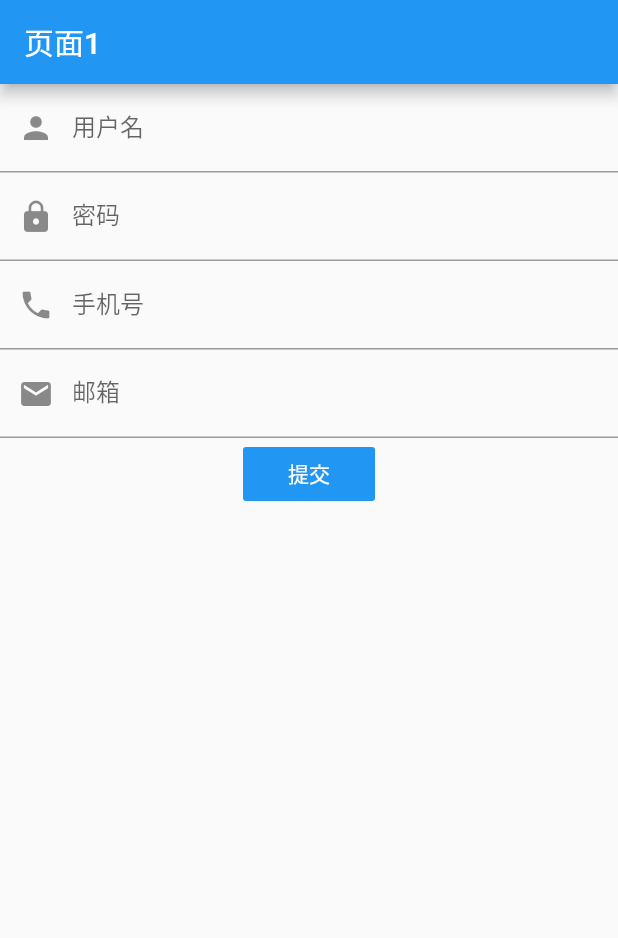
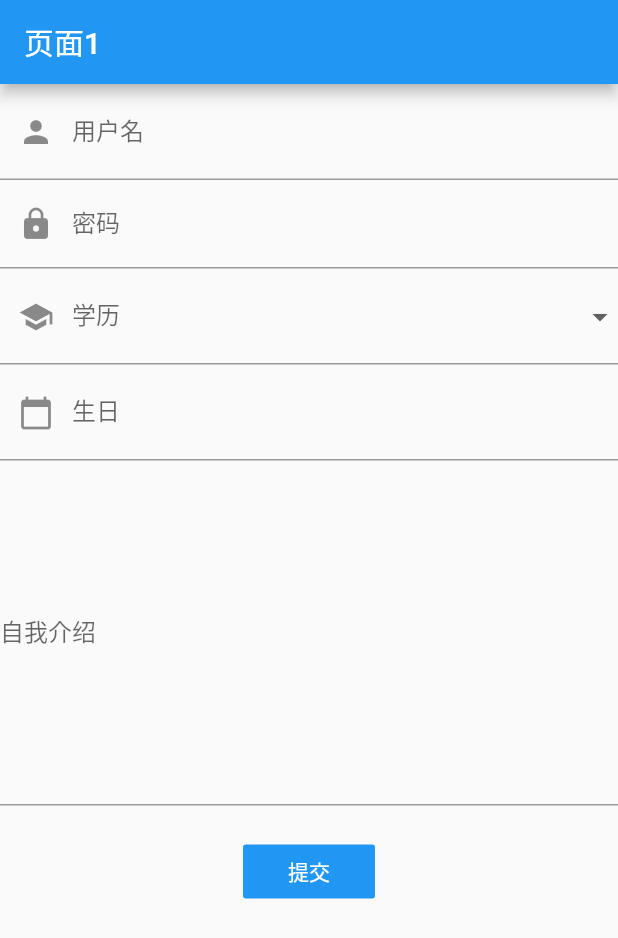
Before and after one commit to Anlans/two-days-flutter, a Flutter app: the screen it shows after launch, after a tap on "提交", on a phone screen of 412 x 824 dp. Shown: the top 938 px of the screen. Run offline on Flutter 3.47's test engine with Material 2 defaults, Android fonts, the phone set to English and light mode, and no system bars; our stand-ins replace flutter_hooks.

Commit message:
### 第十七课 表单--form的使用

```diff
--- a/lib/main.dart
+++ b/lib/main.dart
@@ -336,58 +336,128 @@ class App extends StatelessWidget {
   }
 }
 
+class UserData{
+  String username;
+  String password;
+  int edu;
+  String birth;
+  String intro;
+  @override
+  String toString() {
+    return '''
+username=$username
+password=$password
+edu=$edu
+birth=$birth
+intro=$intro
+''';
+  }
+}
 
 class Page1 extends HookWidget{
   @override
   Widget build(BuildContext context) {
-    var focusNode=FocusNode();
+    var formKey=GlobalKey();
+    var userData=UserData();
+    var edu=useState(null);
+
     return Scaffold(
       appBar: AppBar(title: Text('页面1')),
-      body: Column(
+      body: SingleChildScrollView(
+        child: Form(
+          key: formKey,
+          child: Column(
             children: [
-          TextField(
-            focusNode: focusNode,
+              TextFormField(
                 decoration: InputDecoration(
                   labelText: '用户名',
                   prefixIcon: Icon(Icons.person),
+                  hintText: '邮箱/手机/用户名',
                 ),
-            textInputAction: TextInputAction.next,
-            onEditingComplete: (){
-              focusNode.nextFocus();
+                // maxLength: 32,
+                onSaved: (val){
+                  userData.username=val;
                 },
               ),
-          TextField(
+              TextFormField(
                 decoration: InputDecoration(
                   labelText: '密码',
                   prefixIcon: Icon(Icons.lock),
                 ),
                 obscureText: true,
+                onSaved: (val) {
+                  userData.password=val;
+                },
               ),
-          TextField(
+              DropdownButtonFormField(
+                value: edu.value,
                 decoration: InputDecoration(
-              labelText: '手机号',
-              prefixIcon: Icon(Icons.phone),
+                  labelText: '学历',
+                  prefixIcon: Icon(Icons.school),
                 ),
-            keyboardType: TextInputType.phone,
+                items: [
+                  {'id': 1, 'title': '高中'},
+                  {'id': 2, 'title': '大学'},
+                  {'id': 3, 'title': '研究生'},
+                  {'id': 4, 'title': '博士生'},
+                ].map((item)=>DropdownMenuItem(
+                  value: item['id'],
+                  child: Text(item['title']),)).toList(),
+                onChanged: (value) {
+                  edu.value=value;
+                },
+                onSaved: (val){
+                  userData.edu=val;
+                },
               ),
-          TextField(
+
+              // InputDatePickerFormField(
+              //   firstDate: DateTime(2018, 5, 3, 0, 0, 0),
+              //   lastDate: DateTime(2019, 1, 5, 8, 0, 0),
+              // ),
+
+              TextFormField(
                 decoration: InputDecoration(
-              labelText: '邮箱',
-              prefixIcon: Icon(Icons.email),
+                  labelText: '生日',
+                  hintText: '年/月/日',
+                  prefixIcon: Icon(Icons.calendar_today),
                 ),
-            keyboardType: TextInputType.emailAddress,
+                keyboardType: TextInputType.datetime,
+                onSaved: (val) {
+                  userData.birth=val;
+                },
               ),
-          Container(
+              TextFormField(
+                decoration: InputDecoration(
+                  labelText: '自我介绍',
+                  hintText: '请简单描述自己',
+                ),
+                maxLines: 10,
+                onSaved: (val){
+                  userData.intro=val;
+                },
+              ),
+              Padding(
+                padding: EdgeInsets.only(top: 20),
                 child: FlatButton(
                   color: Colors.blue,
-              child: Text('提交', style: TextStyle(color: Colors.white),),
+                  child: Text('提交', style: TextStyle(color: Colors.white)),
                   onPressed: (){
+                    var state=formKey.currentState as FormState;
+                    //校验表单
+                    // state.validate();
 
+                    //保存表单
+                    print(userData);
+                    state.save();
+                    print(userData);
                   },
                 ),
               )
             ],
-      )
+          ),
+        ),
+      ),
     );
   }
 }
--- a/笔记.txt
+++ b/笔记.txt
@@ -766,8 +766,20 @@ TextField(
 
 --------------------------------
 ### 第十七课
-表单 form使用
+表单--form使用
 
+TextFormField
+
+Form(
+  key:
+  child: Column()
+)
+TextFormField(
+  decoration: InputDecoration(),
+  onSaved: (val){}
+)
+
+DropdownButtonFormField
 
 
 
```
Lines whose indentation alone changed are shown as unchanged.
